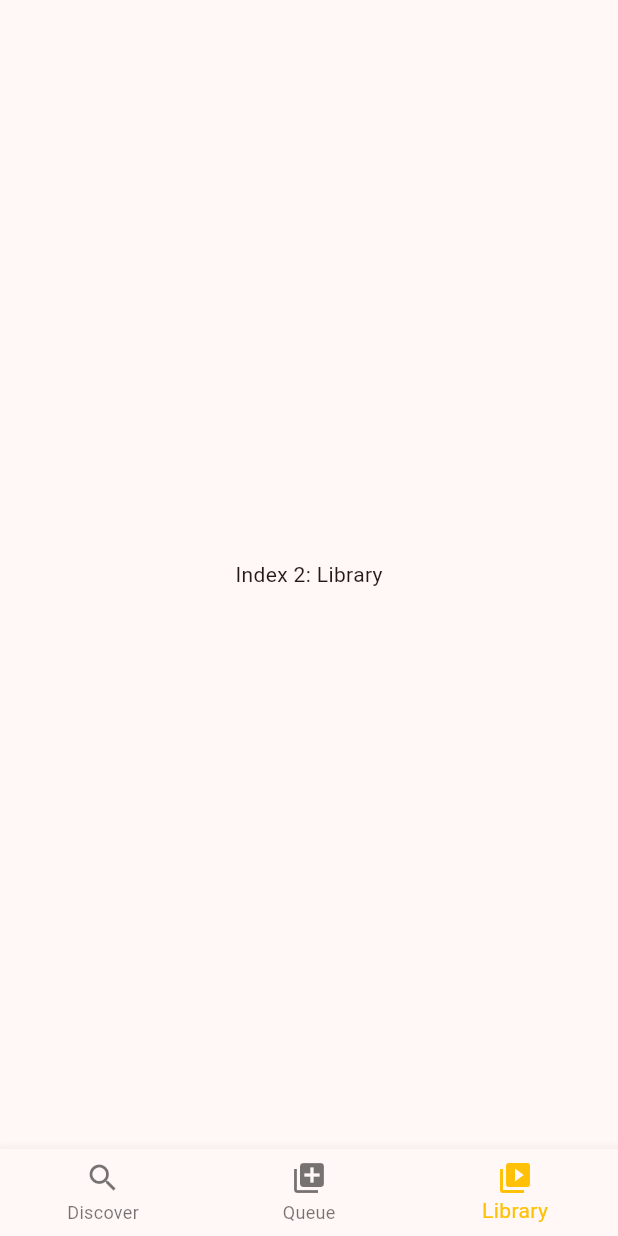
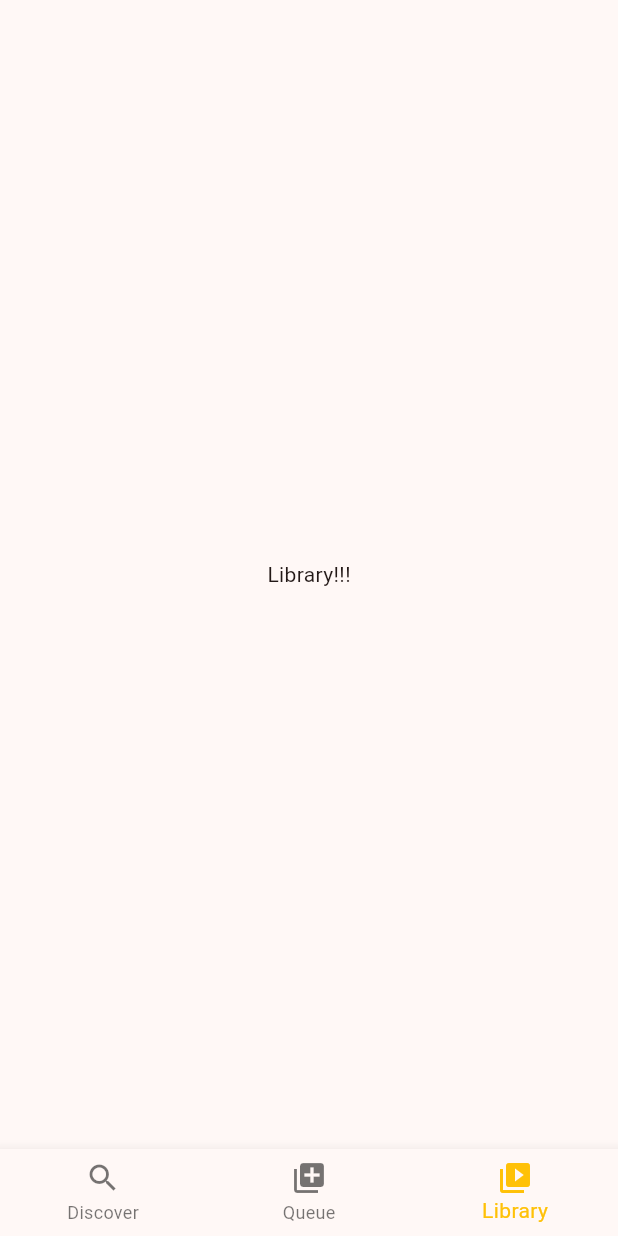
Before and after one commit to logan-larson/Castify, a Flutter app: the screen it shows after launch, item 3 of the bottom bar chosen, on a phone screen of 412 x 824 dp. Run offline on Flutter 3.47's test engine with Material 2 defaults, Android fonts, the phone set to English and light mode, and no system bars.

Commit message:
Init library screen and episode card section

```diff
--- a/mobileapp/lib/main.dart
+++ b/mobileapp/lib/main.dart
@@ -1,6 +1,7 @@
 import 'package:flutter/material.dart';
 import 'package:mobileapp/screens/queue.dart';
 import 'package:mobileapp/screens/discover.dart';
+import 'package:mobileapp/screens/library.dart';
 
 void main() {
   runApp(CastifyApp());
@@ -37,7 +38,7 @@ class _HomeState extends State<Home> {
   static const List<Widget> _widgetOptions = <Widget>[
     DiscoverScreen(),
     QueueScreen(),
-    Text('Index 2: Library'),
+    LibraryScreen(),
   ];
 
   void _onItemTapped(int index) {
--- /dev/null
+++ b/mobileapp/lib/screens/library.dart
@@ -0,0 +1,17 @@
+import 'package:flutter/material.dart';
+
+class LibraryScreen extends StatefulWidget {
+  const LibraryScreen({
+    super.key,
+  });
+
+  @override
+  State<LibraryScreen> createState() => _LibraryScreenState();
+}
+
+class _LibraryScreenState extends State<LibraryScreen> {
+  @override
+  Widget build(BuildContext context) {
+    return Text('Library!!!');
+  }
+}
--- /dev/null
+++ b/mobileapp/lib/widgets/episode_card_section.dart
@@ -0,0 +1,8 @@
+import 'package:flutter/material.dart';
+
+class EpisodeCardSection extends StatelessWidget {
+  @override
+  Widget build(BuildContext context) {
+    return Text('EpisodeCardSection');
+  }
+}
```
